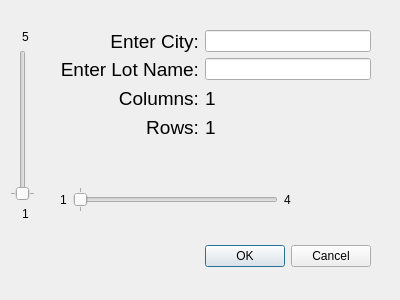
This is DronePark1/DronePark1/newlot.ui in Nomen-Naught/DronePark1 as Qt 5 draws it before an edit. The edited form follows.
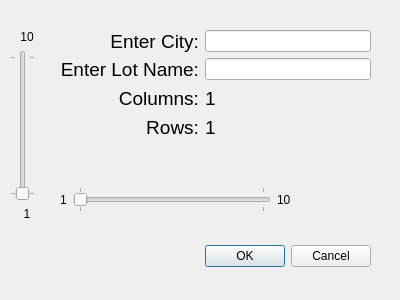
This is the edited form.

Commit message: Fixed history table and graphing

```diff
--- a/DronePark1/DronePark1/newlot.ui
+++ b/DronePark1/DronePark1/newlot.ui
@@ -172,7 +172,7 @@
        <number>1</number>
       </property>
       <property name="maximum">
-       <number>4</number>
+       <number>10</number>
       </property>
       <property name="value">
        <number>1</number>
@@ -188,7 +188,7 @@
     <item>
      <widget class="QLabel" name="hslidelabel2">
       <property name="text">
-       <string>4</string>
+       <string>10</string>
       </property>
      </widget>
     </item>
@@ -199,7 +199,7 @@
     <rect>
      <x>10</x>
      <y>30</y>
-     <width>31</width>
+     <width>34</width>
      <height>191</height>
     </rect>
    </property>
@@ -207,7 +207,7 @@
     <item>
      <widget class="QLabel" name="vslidelabel2">
       <property name="text">
-       <string>5</string>
+       <string>10</string>
       </property>
       <property name="alignment">
        <set>Qt::AlignCenter</set>
@@ -223,7 +223,7 @@
        <number>1</number>
       </property>
       <property name="maximum">
-       <number>5</number>
+       <number>10</number>
       </property>
       <property name="orientation">
        <enum>Qt::Vertical</enum>
```
The commit also changes 2 other files.
